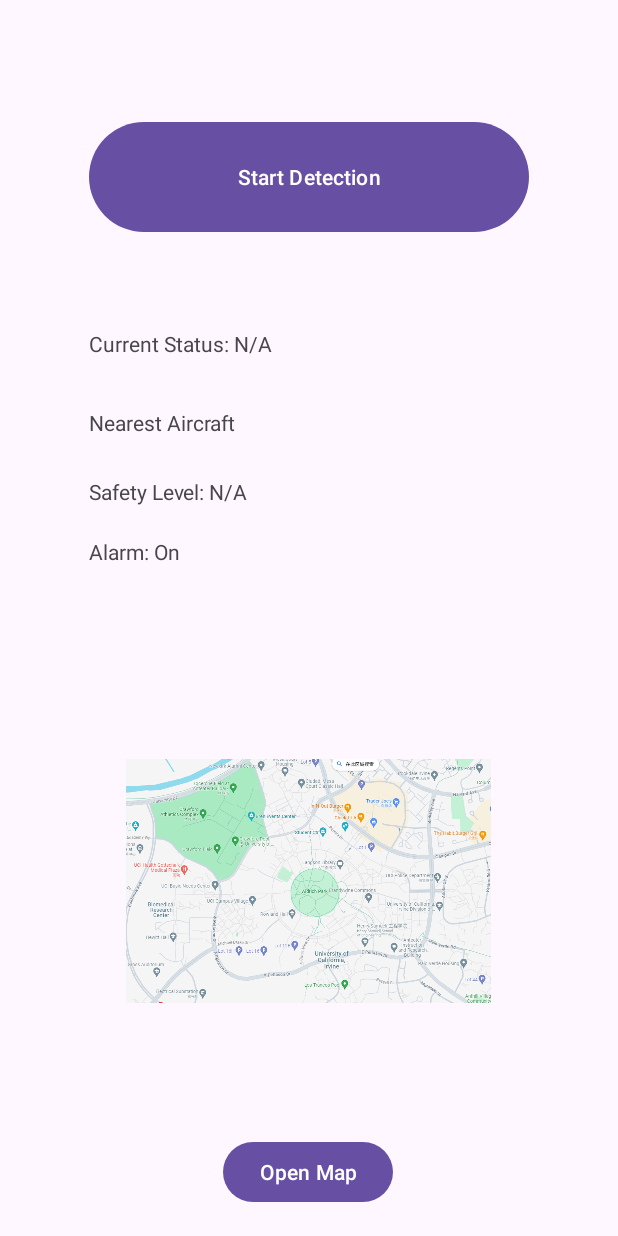
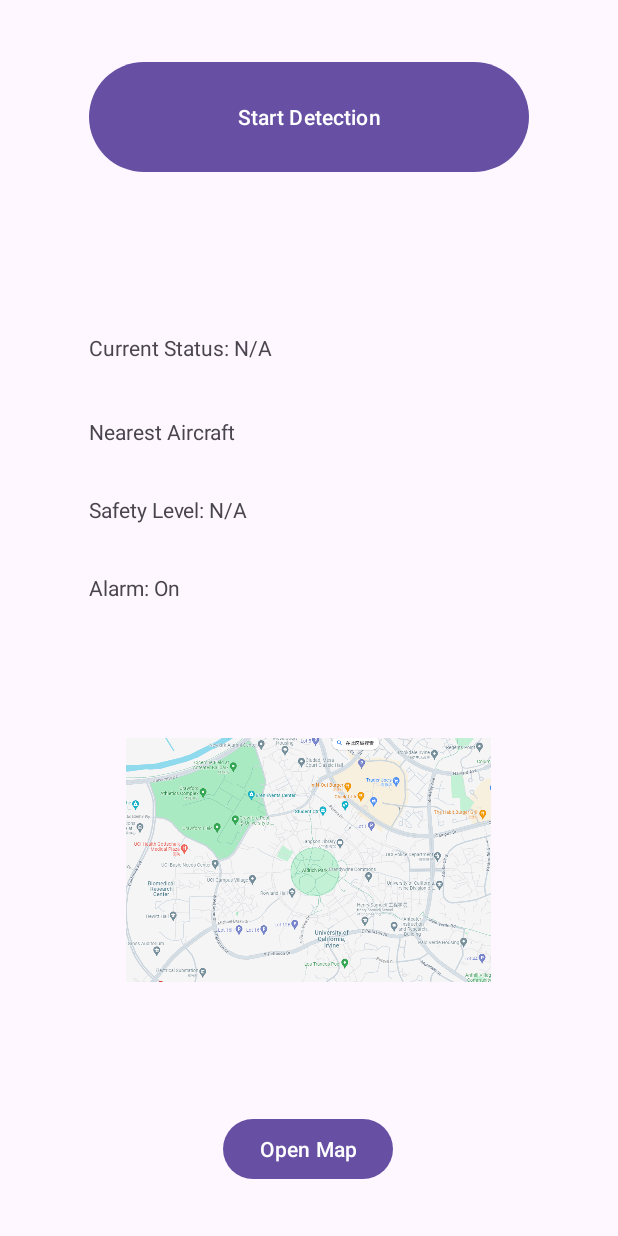
Before and after one commit to QLYe/EECS159-Aircraft-Detection, an Android app: the screen it shows after launch (MainActivity), on a phone screen of 412 x 824 dp. Run offline under Robolectric (Android 15) with nearby library versions, the phone set to English and light mode, and no system bars.

Commit message:
layout v3

```diff
--- a/Interactive Button Instance with Map/app/src/main/res/layout/activity_main.xml
+++ b/Interactive Button Instance with Map/app/src/main/res/layout/activity_main.xml
@@ -10,6 +10,7 @@
         android:id="@+id/button1"
         android:layout_width="wrap_content"
         android:layout_height="wrap_content"
+        android:layout_marginBottom="16dp"
         android:text="Open Map"
         app:layout_constraintBottom_toBottomOf="parent"
         app:layout_constraintEnd_toEndOf="parent"
@@ -25,6 +26,7 @@
         android:layout_marginStart="59dp"
         android:layout_marginTop="219dp"
         android:text="Current Status: N/A"
+        app:layout_constraintBottom_toTopOf="@+id/textView3"
         app:layout_constraintStart_toStartOf="parent"
         app:layout_constraintTop_toTopOf="parent" />
 
@@ -35,6 +37,7 @@
         android:layout_marginStart="59dp"
         android:layout_marginTop="272dp"
         android:text="Nearest Aircraft"
+        app:layout_constraintBottom_toTopOf="@+id/textView4"
         app:layout_constraintStart_toStartOf="parent"
         app:layout_constraintTop_toTopOf="parent" />
 
@@ -45,6 +48,7 @@
         android:layout_marginStart="59dp"
         android:layout_marginTop="318dp"
         android:text="Safety Level: N/A"
+        app:layout_constraintBottom_toTopOf="@+id/textView5"
         app:layout_constraintStart_toStartOf="parent"
         app:layout_constraintTop_toTopOf="parent" />
 
@@ -55,6 +59,7 @@
         android:layout_marginStart="59dp"
         android:layout_marginTop="358dp"
         android:text="Alarm: On"
+        app:layout_constraintBottom_toTopOf="@+id/imageView"
         app:layout_constraintStart_toStartOf="parent"
         app:layout_constraintTop_toTopOf="parent" />
 
@@ -63,7 +68,8 @@
         android:layout_width="243dp"
         android:layout_height="256dp"
         android:layout_marginStart="84dp"
-        android:layout_marginTop="459dp"
+        android:layout_marginTop="404dp"
+        app:layout_constraintBottom_toTopOf="@+id/button1"
         app:layout_constraintStart_toStartOf="parent"
         app:layout_constraintTop_toTopOf="parent"
         app:srcCompat="@drawable/image111111" />
@@ -75,12 +81,13 @@
         android:layout_marginStart="59dp"
         android:layout_marginTop="31dp"
         android:layout_marginEnd="59dp"
-        android:layout_marginBottom="619dp"
         android:text="Start Detection"
-        app:layout_constraintBottom_toBottomOf="parent"
+        app:layout_constraintBottom_toTopOf="@+id/textView2"
         app:layout_constraintEnd_toEndOf="parent"
+        app:layout_constraintHorizontal_bias="0.5"
         app:layout_constraintStart_toStartOf="parent"
-        app:layout_constraintTop_toTopOf="parent" />
+        app:layout_constraintTop_toTopOf="parent"
+        app:layout_constraintVertical_bias="0.056" />
 
 
 </androidx.constraintlayout.widget.ConstraintLayout>
```
